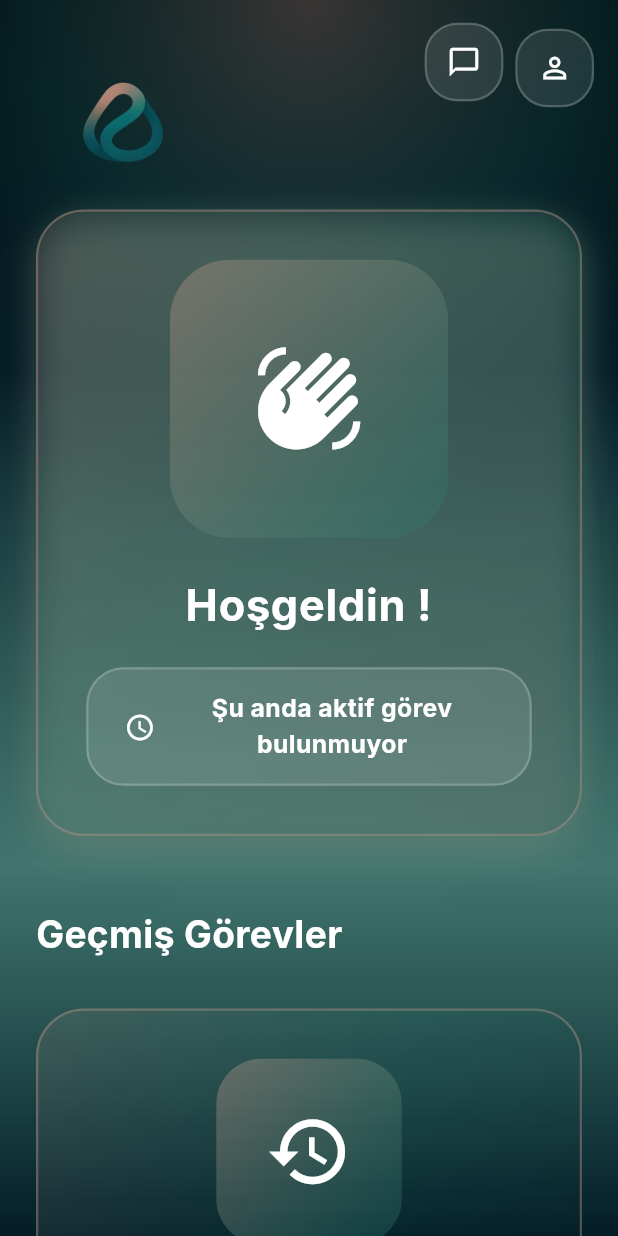
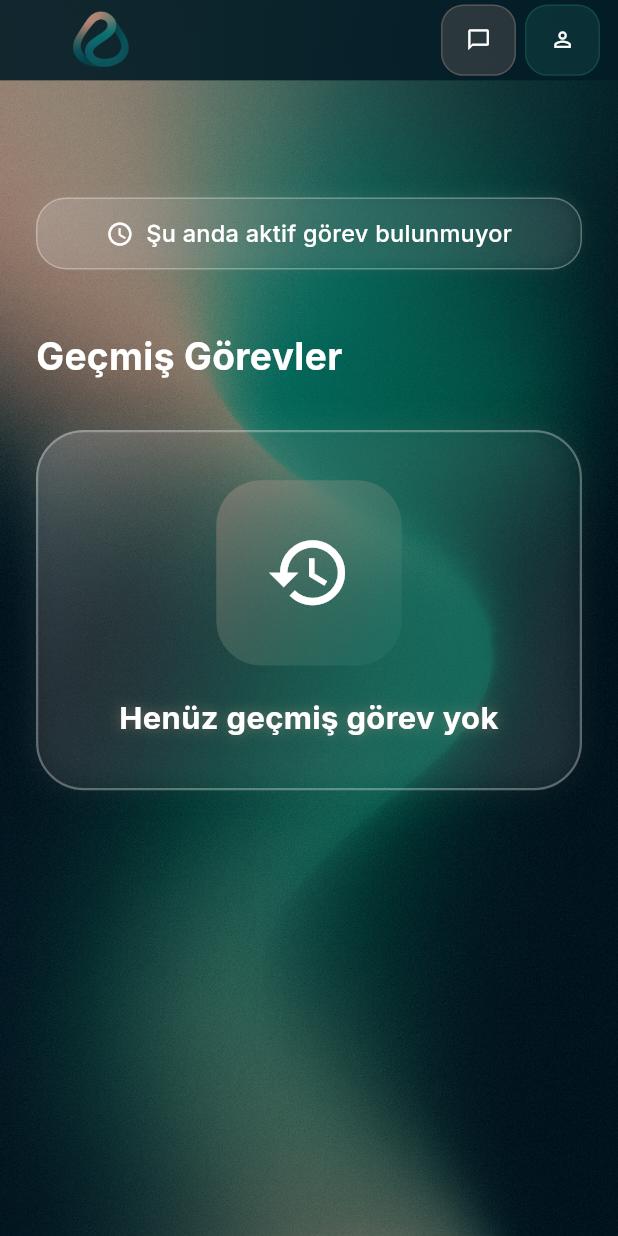
Before and after one commit to Croesus0303/Zink, a Flutter app: the HomeScreen screen opened by its route, on a phone screen of 412 x 824 dp. Run offline on Flutter 3.47's test engine with Material 3 defaults, Android fonts, the phone set to English and light mode, and no system bars; our stand-ins replace cached_network_image, cloud_firestore, firebase_auth, firebase_core, firebase_database, firebase_messaging and 10 more; accounts and stored records are empty.

Commit message:
Refactor HomeScreen UI with updated gradients and logo integration
- Enhanced the app bar with a new background color and logo layout for improved visibility and aesthetics.
- Adjusted icon sizes and button margins for better responsiveness and visual consistency.
- Replaced the gradient background with an image and updated various UI elements to align with the new design theme.
- Introduced new ice-like gradients and color definitions in AppColors for a cohesive look across the application.

```diff
--- a/lib/features/home/presentation/screens/home_screen.dart
+++ b/lib/features/home/presentation/screens/home_screen.dart
@@ -18,21 +18,52 @@ class HomeScreen extends ConsumerWidget {
       backgroundColor: Colors.transparent,
       extendBodyBehindAppBar: true,
       appBar: AppBar(
-        backgroundColor: Colors.transparent,
+        backgroundColor: AppColors.midnightGreen.withOpacity(0.9),
         elevation: 0,
         automaticallyImplyLeading: false,
-        toolbarHeight: MediaQuery.of(context).size.height * 0.11,
-        title: null,
-        centerTitle: true,
+        toolbarHeight: MediaQuery.of(context).size.height * 0.065,
+        title: Row(
+          children: [
+            Container(
+              width: MediaQuery.of(context).size.width * 0.25,
+              height: MediaQuery.of(context).size.height * 0.07,
+              child: Image.asset(
+                'assets/app_logo.png',
+                fit: BoxFit.contain,
+                errorBuilder: (context, error, stackTrace) {
+                  return Row(
+                    mainAxisAlignment: MainAxisAlignment.start,
+                    children: [
+                      Icon(Icons.camera_alt,
+                          color: Colors.white,
+                          size: MediaQuery.of(context).size.width * 0.04),
+                      SizedBox(
+                          width: MediaQuery.of(context).size.width * 0.015),
+                      Text(
+                        'Zink',
+                        style: TextStyle(
+                          color: Colors.white,
+                          fontSize: MediaQuery.of(context).size.width * 0.045,
+                          fontWeight: FontWeight.bold,
+                        ),
+                      ),
+                    ],
+                  );
+                },
+              ),
+            ),
+          ],
+        ),
+        centerTitle: false,
         actions: [
           Container(
-            margin: const EdgeInsets.only(right: 8, left: 0, bottom: 8, top: 0),
+            margin: const EdgeInsets.only(right: 6, left: 0, bottom: 3, top: 3),
             decoration: BoxDecoration(
-              color: Colors.white.withOpacity(0.1),
-              borderRadius: BorderRadius.circular(22),
+              color: AppColors.rosyBrown.withOpacity(0.2),
+              borderRadius: BorderRadius.circular(15),
               border: Border.all(
-                color: Colors.white.withOpacity(0.2),
-                width: 1.5,
+                color: AppColors.rosyBrown.withOpacity(0.3),
+                width: 1,
               ),
             ),
             child: IconButton(
@@ -40,23 +71,23 @@ class HomeScreen extends ConsumerWidget {
               icon: Icon(
                 Icons.chat_bubble_outline,
                 color: Colors.white,
-                size: MediaQuery.of(context).size.width * 0.055,
+                size: MediaQuery.of(context).size.width * 0.04,
               ),
               constraints: BoxConstraints(
-                minWidth: MediaQuery.of(context).size.width * 0.12,
-                minHeight: MediaQuery.of(context).size.width * 0.12,
+                minWidth: MediaQuery.of(context).size.width * 0.08,
+                minHeight: MediaQuery.of(context).size.width * 0.08,
               ),
               padding: EdgeInsets.zero,
             ),
           ),
           Container(
-            margin: const EdgeInsets.only(right: 16),
+            margin: const EdgeInsets.only(right: 12, bottom: 3, top: 3),
             decoration: BoxDecoration(
-              color: Colors.white.withOpacity(0.1),
-              borderRadius: BorderRadius.circular(22),
+              color: AppColors.pineGreen.withOpacity(0.2),
+              borderRadius: BorderRadius.circular(15),
               border: Border.all(
-                color: Colors.white.withOpacity(0.2),
-                width: 1.5,
+                color: AppColors.pineGreen.withOpacity(0.3),
+                width: 1,
               ),
             ),
             child: IconButton(
@@ -64,11 +95,11 @@ class HomeScreen extends ConsumerWidget {
               icon: Icon(
                 Icons.person_outline,
                 color: Colors.white,
-                size: MediaQuery.of(context).size.width * 0.055,
+                size: MediaQuery.of(context).size.width * 0.04,
               ),
               constraints: BoxConstraints(
-                minWidth: MediaQuery.of(context).size.width * 0.12,
-                minHeight: MediaQuery.of(context).size.width * 0.12,
+                minWidth: MediaQuery.of(context).size.width * 0.08,
+                minHeight: MediaQuery.of(context).size.width * 0.08,
               ),
               padding: EdgeInsets.zero,
             ),
@@ -77,7 +108,10 @@ class HomeScreen extends ConsumerWidget {
       ),
       body: Container(
         decoration: BoxDecoration(
-          gradient: AppColors.auroraBackgroundGradient,
+          image: DecorationImage(
+            image: AssetImage('assets/images/background.png'),
+            fit: BoxFit.cover,
+          ),
         ),
         child: Container(
           decoration: BoxDecoration(
@@ -85,51 +119,6 @@ class HomeScreen extends ConsumerWidget {
           ),
           child: Stack(
             children: [
-              // Logo positioned in the same place as app bar title
-              Positioned(
-                top: MediaQuery.of(context).size.height * 0.05,
-                left: 0,
-                right: MediaQuery.of(context).size.width * 0.6,
-                child: Center(
-                  child: Container(
-                    width: MediaQuery.of(context).size.width * 0.3,
-                    height: MediaQuery.of(context).size.height * 0.10,
-                    child: Image.asset(
-                      'assets/app_logo.png',
-                      width: MediaQuery.of(context).size.width * 0.2,
-                      height: MediaQuery.of(context).size.height * 0.035,
-                      fit: BoxFit.contain,
-                      errorBuilder: (context, error, stackTrace) {
-                        return Container(
-                          width: MediaQuery.of(context).size.width * 0.5,
-                          height: MediaQuery.of(context).size.height * 0.075,
-                          child: Row(
-                            mainAxisAlignment: MainAxisAlignment.center,
-                            children: [
-                              Icon(Icons.camera_alt,
-                                  color: Colors.white,
-                                  size:
-                                      MediaQuery.of(context).size.width * 0.06),
-                              SizedBox(
-                                  width:
-                                      MediaQuery.of(context).size.width * 0.03),
-                              Text(
-                                'Zink',
-                                style: TextStyle(
-                                  color: Colors.white,
-                                  fontSize:
-                                      MediaQuery.of(context).size.width * 0.07,
-                                  fontWeight: FontWeight.bold,
-                                ),
-                              ),
-                            ],
-                          ),
-                        );
-                      },
-                    ),
-                  ),
-                ),
-              ),
               // Main content
               RefreshIndicator(
                 color: AppColors.rosyBrown,
@@ -143,7 +132,7 @@ class HomeScreen extends ConsumerWidget {
                     SliverToBoxAdapter(
                       child: SizedBox(
                           height: MediaQuery.of(context).size.height *
-                              0.15), // Space for app bar + logo
+                              0.15), // Space for app bar
                     ),
                     SliverToBoxAdapter(child: _WelcomeSection()),
                     SliverToBoxAdapter(
@@ -207,22 +196,27 @@ class _WelcomeSection extends ConsumerWidget {
         margin: const EdgeInsets.symmetric(horizontal: 24.0, vertical: 16.0),
         padding: const EdgeInsets.all(16.0),
         decoration: BoxDecoration(
-          gradient: AppColors.auroraGlassGradient,
+          gradient: AppColors.iceGlassGradient,
           borderRadius: BorderRadius.circular(32.0),
           border: Border.all(
-            color: AppColors.auroraBorder,
+            color: AppColors.iceBorder,
             width: 1.5,
           ),
           boxShadow: [
             BoxShadow(
-              color: AppColors.rosyBrown.withOpacity(0.2),
+              color: Colors.white.withOpacity(0.1),
               blurRadius: 20,
-              offset: const Offset(0, 8),
+              offset: const Offset(-2, -2),
             ),
             BoxShadow(
-              color: AppColors.pineGreen.withOpacity(0.15),
+              color: AppColors.rosyBrown.withOpacity(0.15),
               blurRadius: 15,
-              offset: const Offset(5, 5),
+              offset: const Offset(2, 2),
+            ),
+            BoxShadow(
+              color: Colors.black.withOpacity(0.1),
+              blurRadius: 10,
+              offset: const Offset(0, 4),
             ),
           ],
         ),
@@ -355,96 +349,52 @@ class _WelcomeSection extends ConsumerWidget {
 
   Widget _buildWelcomeSection(BuildContext context, user) {
     return Container(
-      margin: const EdgeInsets.symmetric(horizontal: 24.0, vertical: 16.0),
-      padding: const EdgeInsets.all(32.0),
-      decoration: BoxDecoration(
-        borderRadius: BorderRadius.circular(32),
-        gradient: AppColors.auroraGlassGradient,
-        border: Border.all(
-          color: AppColors.auroraBorder,
-          width: 1.5,
-        ),
-        boxShadow: [
-          BoxShadow(
-            color: AppColors.rosyBrown.withOpacity(0.3),
-            blurRadius: 20,
-            offset: const Offset(0, 8),
-          ),
-          BoxShadow(
-            color: AppColors.pineGreen.withOpacity(0.2),
-            blurRadius: 15,
-            offset: const Offset(5, 5),
-          ),
-        ],
-      ),
-      child: Column(
-        mainAxisSize: MainAxisSize.min,
-        children: [
-          Container(
-            width: MediaQuery.of(context).size.width * 0.45,
-            height: MediaQuery.of(context).size.width * 0.45,
+      margin: const EdgeInsets.symmetric(horizontal: 24.0, vertical: 8.0),
+      padding: const EdgeInsets.symmetric(horizontal: 20, vertical: 12),
       decoration: BoxDecoration(
         gradient: LinearGradient(
           begin: Alignment.topLeft,
           end: Alignment.bottomRight,
           colors: [
-                  AppColors.rosyBrown.withOpacity(0.4),
-                  AppColors.pineGreen.withOpacity(0.3),
+            Colors.white.withOpacity(0.15),
+            AppColors.rosyBrown.withOpacity(0.08),
+            Colors.white.withOpacity(0.05),
           ],
         ),
-              borderRadius: BorderRadius.circular(40),
+        borderRadius: BorderRadius.circular(20),
+        border: Border.all(color: AppColors.iceBorder, width: 1),
+        boxShadow: [
+          BoxShadow(
+            color: Colors.white.withOpacity(0.08),
+            blurRadius: 8,
+            offset: const Offset(-1, -1),
           ),
-            child: Icon(
-              Icons.waving_hand,
-              color: Colors.white,
-              size: MediaQuery.of(context).size.width * 0.18,
+          BoxShadow(
+            color: Colors.black.withOpacity(0.05),
+            blurRadius: 8,
+            offset: const Offset(1, 1),
           ),
-          ),
-          SizedBox(height: MediaQuery.of(context).size.height * 0.03),
-          Text(
-            'Hoşgeldin ${user?.displayName ?? 'Buğra'}!',
-            style: TextStyle(
-              color: AppColors.textPrimary,
-              fontSize: MediaQuery.of(context).size.width * 0.07,
-              fontWeight: FontWeight.bold,
-              letterSpacing: 0.5,
-            ),
-            textAlign: TextAlign.center,
-          ),
-          SizedBox(height: MediaQuery.of(context).size.height * 0.025),
-          Container(
-            padding: const EdgeInsets.symmetric(horizontal: 24, vertical: 14),
-            decoration: BoxDecoration(
-              color: Colors.white.withOpacity(0.1),
-              borderRadius: BorderRadius.circular(25),
-              border:
-                  Border.all(color: Colors.white.withOpacity(0.2), width: 1.5),
+        ],
       ),
       child: Row(
         mainAxisSize: MainAxisSize.min,
+        mainAxisAlignment: MainAxisAlignment.center,
         children: [
           Icon(
             Icons.schedule,
             color: Colors.white,
-                  size: MediaQuery.of(context).size.width * 0.05,
+            size: MediaQuery.of(context).size.width * 0.045,
           ),
-                SizedBox(width: MediaQuery.of(context).size.width * 0.025),
-                Flexible(
-                  child: Text(
+          SizedBox(width: MediaQuery.of(context).size.width * 0.02),
+          Text(
             'Şu anda aktif görev bulunmuyor',
             style: TextStyle(
               color: Colors.white,
-                      fontSize: MediaQuery.of(context).size.width * 0.04,
-                      fontWeight: FontWeight.bold,
-                      letterSpacing: 0.3,
+              fontSize: MediaQuery.of(context).size.width * 0.038,
+              fontWeight: FontWeight.w500,
+              letterSpacing: 0.2,
             ),
             textAlign: TextAlign.center,
-                    maxLines: 2,
-                    overflow: TextOverflow.ellipsis,
-                  ),
-                ),
-              ],
-            ),
           ),
         ],
       ),
@@ -456,12 +406,24 @@ class _WelcomeSection extends ConsumerWidget {
       margin: const EdgeInsets.symmetric(horizontal: 24.0, vertical: 16.0),
       padding: const EdgeInsets.all(32.0),
       decoration: BoxDecoration(
-        gradient: AppColors.auroraGlassGradient,
+        gradient: AppColors.iceGlassGradient,
         borderRadius: BorderRadius.circular(28.0),
         border: Border.all(
-          color: AppColors.auroraBorder,
+          color: AppColors.iceBorder,
           width: 1.5,
         ),
+        boxShadow: [
+          BoxShadow(
+            color: Colors.white.withOpacity(0.08),
+            blurRadius: 15,
+            offset: const Offset(-2, -2),
+          ),
+          BoxShadow(
+            color: Colors.black.withOpacity(0.08),
+            blurRadius: 15,
+            offset: const Offset(2, 2),
+          ),
+        ],
       ),
       child: Column(
         children: [
@@ -515,12 +477,24 @@ class _WelcomeSection extends ConsumerWidget {
       margin: const EdgeInsets.symmetric(horizontal: 24.0, vertical: 16.0),
       padding: const EdgeInsets.all(32.0),
       decoration: BoxDecoration(
-        gradient: AppColors.auroraGlassGradient,
+        gradient: AppColors.iceGlassGradient,
         borderRadius: BorderRadius.circular(28.0),
         border: Border.all(
-          color: AppColors.auroraBorder,
+          color: AppColors.iceBorder,
           width: 1.5,
         ),
+        boxShadow: [
+          BoxShadow(
+            color: Colors.white.withOpacity(0.08),
+            blurRadius: 15,
+            offset: const Offset(-2, -2),
+          ),
+          BoxShadow(
+            color: Colors.black.withOpacity(0.08),
+            blurRadius: 15,
+            offset: const Offset(2, 2),
+          ),
+        ],
       ),
       child: Column(
         children: [
@@ -612,12 +586,24 @@ class _PastChallengesList extends ConsumerWidget {
           margin: const EdgeInsets.symmetric(horizontal: 24.0, vertical: 16.0),
           padding: const EdgeInsets.all(32.0),
           decoration: BoxDecoration(
-            gradient: AppColors.auroraGlassGradient,
+            gradient: AppColors.iceGlassGradient,
             borderRadius: BorderRadius.circular(32),
             border: Border.all(
-              color: AppColors.auroraBorder,
+              color: AppColors.iceBorder,
               width: 1.5,
             ),
+            boxShadow: [
+              BoxShadow(
+                color: Colors.white.withOpacity(0.08),
+                blurRadius: 15,
+                offset: const Offset(-2, -2),
+              ),
+              BoxShadow(
+                color: Colors.black.withOpacity(0.05),
+                blurRadius: 15,
+                offset: const Offset(2, 2),
+              ),
+            ],
           ),
           child: Column(
             children: [
@@ -670,17 +656,31 @@ class _PastChallengesList extends ConsumerWidget {
           return Container(
             margin: const EdgeInsets.symmetric(horizontal: 24.0, vertical: 8.0),
             decoration: BoxDecoration(
-              gradient: AppColors.auroraGlassGradient,
+              gradient: LinearGradient(
+                begin: Alignment.topLeft,
+                end: Alignment.bottomRight,
+                colors: [
+                  Colors.white.withOpacity(0.12),
+                  AppColors.rosyBrown.withOpacity(0.06),
+                  AppColors.pineGreen.withOpacity(0.04),
+                  Colors.white.withOpacity(0.03),
+                ],
+              ),
               borderRadius: BorderRadius.circular(24),
               border: Border.all(
-                color: AppColors.auroraBorder,
+                color: AppColors.iceBorder,
                 width: 1,
               ),
               boxShadow: [
                 BoxShadow(
-                  color: AppColors.rosyBrown.withOpacity(0.15),
-                  blurRadius: 10,
-                  offset: const Offset(0, 3),
+                  color: Colors.white.withOpacity(0.06),
+                  blurRadius: 8,
+                  offset: const Offset(-1, -1),
+                ),
+                BoxShadow(
+                  color: Colors.black.withOpacity(0.04),
+                  blurRadius: 8,
+                  offset: const Offset(1, 1),
                 ),
               ],
             ),
--- a/lib/shared/widgets/app_colors.dart
+++ b/lib/shared/widgets/app_colors.dart
@@ -111,15 +111,30 @@ class AppColors {
     ],
   );
 
-  // Aurora glass effects
+  // Aurora glass effects - ice-like appearance
   static LinearGradient get auroraGlassGradient => LinearGradient(
     begin: Alignment.topLeft,
     end: Alignment.bottomRight,
     colors: [
-      rosyBrown.withOpacity(0.15),
-      pineGreen.withOpacity(0.12),
-      midnightGreen.withOpacity(0.08),
+      Colors.white.withOpacity(0.12),
+      rosyBrown.withOpacity(0.08),
+      pineGreen.withOpacity(0.06),
+      midnightGreen.withOpacity(0.04),
     ],
+    stops: [0.0, 0.3, 0.7, 1.0],
+  );
+
+  // Ice-like glass effect with stronger highlights
+  static LinearGradient get iceGlassGradient => LinearGradient(
+    begin: Alignment.topLeft,
+    end: Alignment.bottomRight,
+    colors: [
+      Colors.white.withOpacity(0.18),
+      rosyBrown.withOpacity(0.10),
+      pineGreen.withOpacity(0.08),
+      Colors.white.withOpacity(0.05),
+    ],
+    stops: [0.0, 0.25, 0.75, 1.0],
   );
 
   // Aurora background gradient - mimics the soft blurred aurora effect
@@ -160,4 +175,8 @@ class AppColors {
   static Color get cyanBorder => primaryCyan.withOpacity(0.3);
   static Color get orangeBorder => primaryOrange.withOpacity(0.3);
   static Color get auroraBorder => rosyBrown.withOpacity(0.4);
+
+  // Ice-like borders with white highlights
+  static Color get iceBorder => Colors.white.withOpacity(0.3);
+  static Color get iceHighlight => Colors.white.withOpacity(0.15);
 }
```
Also changed, not shown: assets/images/background.png (added). Lines whose indentation alone changed are shown as unchanged.
